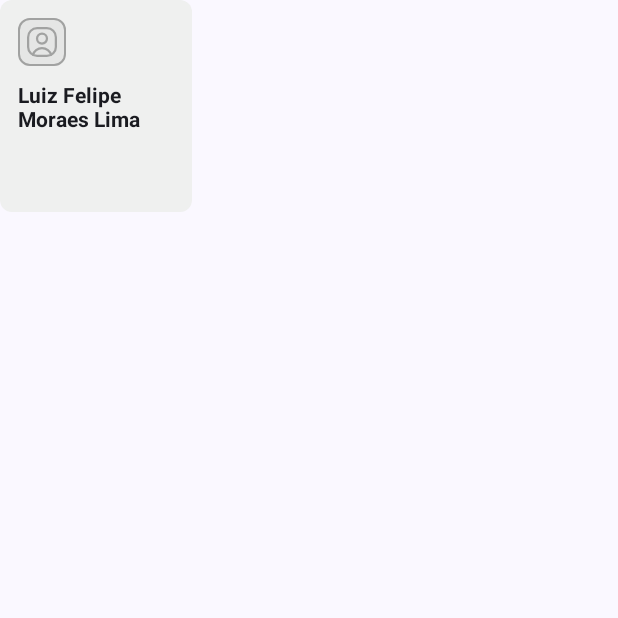
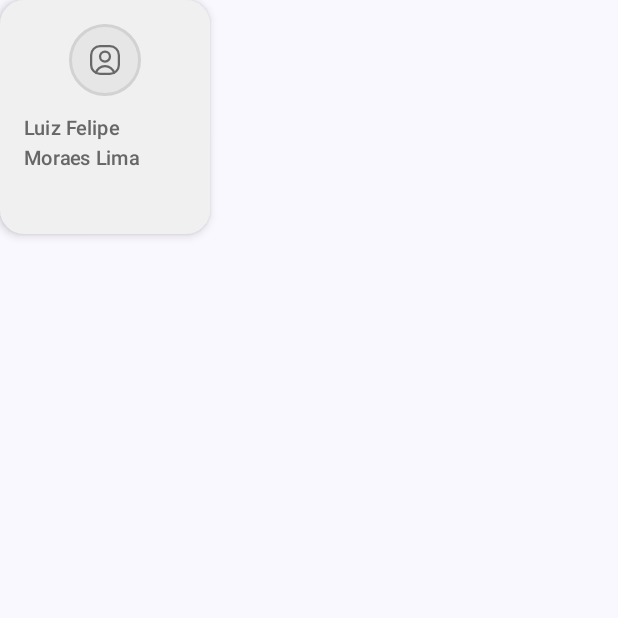
Before and after one commit to Luiz-F3lipe/Finance-Pay, an Android app built with Jetpack Compose: the composable DebtorCard shown on its own in the app's theme, on a phone screen of 412 x 824 dp, the top half of it. Run offline under Robolectric (Android 15) with nearby library versions, the phone set to English and light mode, and no system bars.

Commit message:
Components Debtors Card and Month Selector

```diff
--- a/app/src/main/java/com/luizf3lipe/financepay/components/debtorCard/DebtorCard.kt
+++ b/app/src/main/java/com/luizf3lipe/financepay/components/debtorCard/DebtorCard.kt
@@ -3,70 +3,111 @@ package com.luizf3lipe.financepay.components.debtorCard
 import androidx.compose.foundation.Image
 import androidx.compose.foundation.background
 import androidx.compose.foundation.border
+import androidx.compose.foundation.layout.Arrangement
 import androidx.compose.foundation.layout.Box
 import androidx.compose.foundation.layout.Column
 import androidx.compose.foundation.layout.Spacer
-import androidx.compose.foundation.layout.fillMaxSize
+import androidx.compose.foundation.layout.fillMaxWidth
 import androidx.compose.foundation.layout.height
 import androidx.compose.foundation.layout.padding
 import androidx.compose.foundation.layout.size
 import androidx.compose.foundation.layout.width
+import androidx.compose.foundation.shape.CircleShape
 import androidx.compose.foundation.shape.RoundedCornerShape
+import androidx.compose.material3.Card
+import androidx.compose.material3.CardDefaults
+import androidx.compose.material3.MaterialTheme
 import androidx.compose.material3.Text
 import androidx.compose.runtime.Composable
 import androidx.compose.ui.Alignment
 import androidx.compose.ui.Modifier
 import androidx.compose.ui.graphics.ColorFilter
 import androidx.compose.ui.res.painterResource
+import androidx.compose.ui.text.font.FontWeight
+import androidx.compose.ui.text.style.TextOverflow
 import androidx.compose.ui.tooling.preview.Preview
 import androidx.compose.ui.unit.dp
+import androidx.compose.ui.unit.sp
 import com.luizf3lipe.financepay.R
 import com.luizf3lipe.financepay.ui.theme.Gray200
 import com.luizf3lipe.financepay.ui.theme.Gray300
 import com.luizf3lipe.financepay.ui.theme.Gray400
-import com.luizf3lipe.financepay.ui.theme.TitleSmall
+import com.luizf3lipe.financepay.ui.theme.Gray500
 
 @Composable
-fun DebtorCard() {
-    Box(
+fun DebtorCard(
+) {
+    Card(
         modifier = Modifier
-            .height(141.dp)
-            .width(128.dp)
-            .background(color = Gray200, shape = RoundedCornerShape(8.dp)),
+            .width(140.dp)
+            .height(156.dp),
+        shape = RoundedCornerShape(16.dp),
+        colors = CardDefaults.cardColors(
+            containerColor = Gray200
+        ),
+        elevation = CardDefaults.cardElevation(
+            defaultElevation = 4.dp,
+            pressedElevation = 8.dp
+        )
     ) {
         Column(
             modifier = Modifier
-                .fillMaxSize()
-                .padding(12.dp),
-            horizontalAlignment = Alignment.Start
+                .padding(16.dp)
+                .fillMaxWidth(),
+            horizontalAlignment = Alignment.CenterHorizontally
         ) {
             Box(
-                modifier = Modifier
-                    .height(32.dp)
-                    .width(32.dp)
-                    .background(color = Gray300, shape = RoundedCornerShape(8.dp))
-                    .border(1.dp, Gray400, RoundedCornerShape(8.dp)),
                 contentAlignment = Alignment.Center
             ) {
-                Image(
-                    painter = painterResource(id = R.drawable.ic_user_square),
-                    contentDescription = null,
-                    colorFilter = ColorFilter.tint(Gray400)
-                )
+                Box(
+                    modifier = Modifier
+                        .size(48.dp)
+                        .background(
+                            color = Gray300,
+                            shape = CircleShape
+                        )
+                        .border(
+                            width = 2.dp,
+                            color = Gray400.copy(alpha = 0.3f),
+                            shape = CircleShape
+                        ),
+                    contentAlignment = Alignment.Center
+                ) {
+                    Image(
+                        painter = painterResource(R.drawable.ic_user_square),
+                        contentDescription = "Avatar de luiz Felipe",
+                        colorFilter = ColorFilter.tint(Gray500),
+                        modifier = Modifier.size(24.dp)
+                    )
+                }
             }
-
-            Spacer(modifier = Modifier.size(12.dp))
-
+            Spacer(modifier = Modifier.height(12.dp))
             Text(
                 text = "Luiz Felipe Moraes Lima",
-                style = TitleSmall
+                style = MaterialTheme.typography.bodyMedium.copy(
+                    fontWeight = FontWeight.SemiBold,
+                    fontSize = 13.sp
+                ),
+                color = Gray500,
+                maxLines = 2,
+                overflow = TextOverflow.Ellipsis,
+                modifier = Modifier.fillMaxWidth()
             )
         }
     }
 }
 
-@Preview
+
+
+@Preview(showBackground = true)
 @Composable
-private fun DebtorCardPrev() {
-    DebtorCard()
+private fun DebtorCardPreview() {
+    Column(
+        modifier = Modifier.padding(16.dp),
+        verticalArrangement = Arrangement.spacedBy(16.dp)
+    ) {
+
+        // Card sem valor
+        DebtorCard()
+    }
 }
```
Also changed, not shown: app/src/main/java/com/luizf3lipe/financepay/components/monthSelector/MonthSelector.kt (added, +310 -0 lines), app/src/main/res/drawable/ic_chevron_left.xml (added, +9 -0 lines), app/src/main/res/drawable/ic_chevron_right.xml (added, +9 -0 lines).
